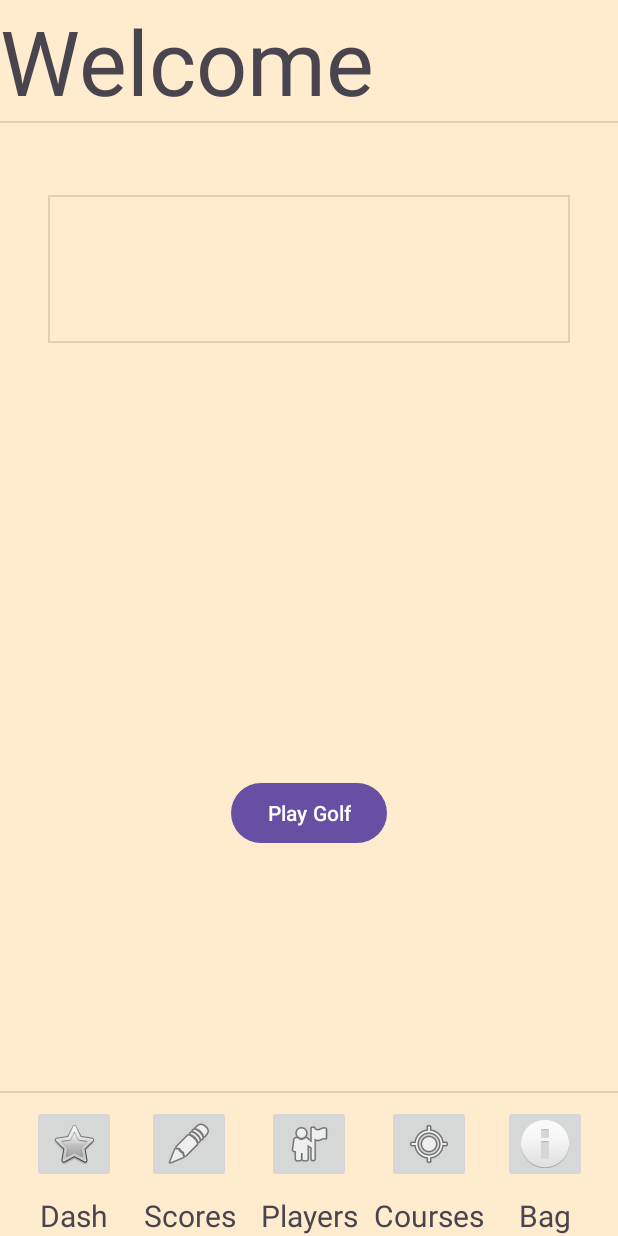
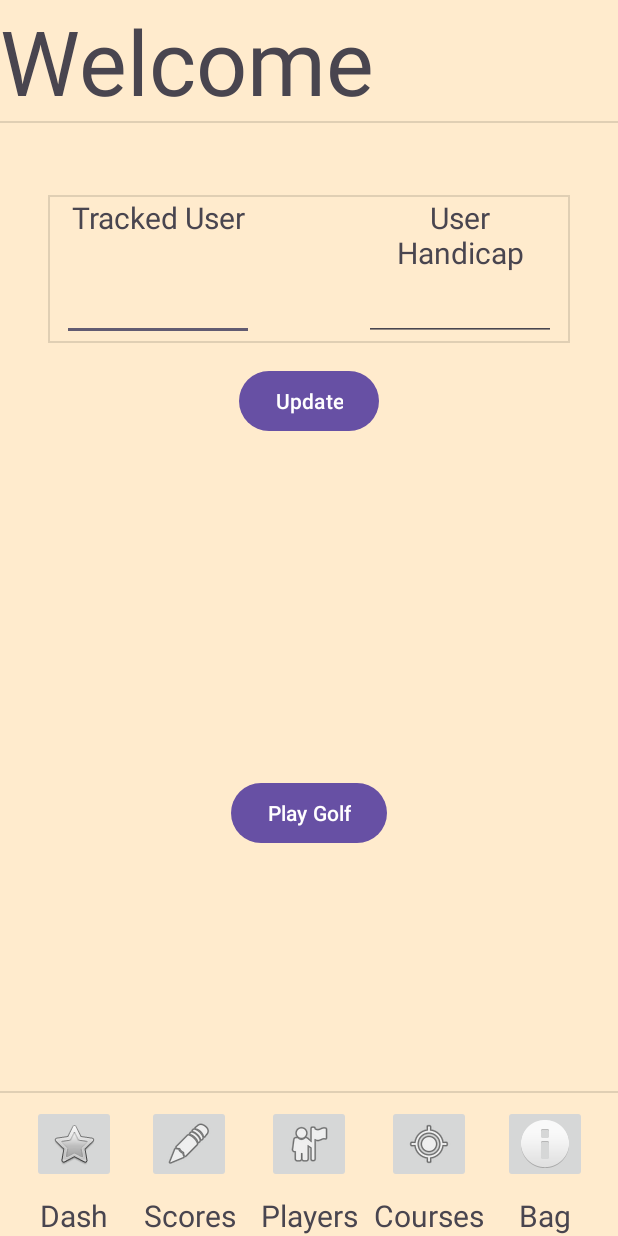
Before and after one commit to wegnermichae/Golf_Handicap_App, an Android app: the screen it shows after launch (MainActivity), on a phone screen of 412 x 824 dp. Run offline under Robolectric (Android 15) with nearby library versions, the phone set to English and light mode, and no system bars.

Commit message:
Added a tracked user element to the main menu, the users handicap is displayed

```diff
--- a/app/src/main/java/com/example/golfhandicapapp/DataBaseHelperPlayers.java
+++ b/app/src/main/java/com/example/golfhandicapapp/DataBaseHelperPlayers.java
@@ -64,7 +64,22 @@ public class DataBaseHelperPlayers extends SQLiteOpenHelper {
         cursor.close();
         db.close();
         return returnList;
+    }
 
+    public int getOneGolfer(String name) {
+        int returnHandicap = -1;  // Default value if no match is found
+        String query = "SELECT * FROM " + PLAYER_TABLE_NAME + " WHERE " + COLUMN_NAME + " = ?";
+        SQLiteDatabase db = this.getReadableDatabase();
+        Cursor cursor = db.rawQuery(query, new String[] {name});  // Use parameterized queries to prevent SQL injection
+
+        if(cursor.moveToFirst()) {
+            // Assuming golfer's name is in the second column and the handicap is in the third
+            returnHandicap = cursor.getInt(2);  // Get the golfer's handicap
+        }
+
+        cursor.close();
+        db.close();
+        return returnHandicap;
     }
 
     public void deleteOne(Golfers golfers) {
@@ -72,5 +87,4 @@ public class DataBaseHelperPlayers extends SQLiteOpenHelper {
         String query = "DELETE FROM " + PLAYER_TABLE_NAME + " WHERE " + COLUMN_ID + " = " + golfers.getId();
         db.execSQL(query);
     }
-
 }
--- a/app/src/main/java/com/example/golfhandicapapp/MainActivity.java
+++ b/app/src/main/java/com/example/golfhandicapapp/MainActivity.java
@@ -8,8 +8,10 @@
 package com.example.golfhandicapapp;
 
 import android.content.Intent;
+import android.content.SharedPreferences;
 import android.os.Bundle;
 import android.widget.Button;
+import android.widget.EditText;
 import android.widget.ImageButton;
 import android.widget.SeekBar;
 import android.widget.TextView;
@@ -23,9 +25,11 @@ import androidx.core.view.WindowInsetsCompat;
 public class MainActivity extends AppCompatActivity {
 
     ImageButton DashButton, ScoreButton, PlayerButton, CourseButton, BagButton;
-    SeekBar scoreSeekBar, handicapSeekBar;
-    TextView headingText, previousScore, currentHandicap;
-    Button playButton;
+    TextView headingText, mainUser, userHandicap;
+    EditText mainUserName, trackedHandicap;
+    Button playButton, updateUser;
+
+    private String trackedName;
 
     private void setupButtonNav(){
         DashButton.setOnClickListener(v -> navigateToActivity(MainActivity.class));
@@ -60,7 +64,11 @@ public class MainActivity extends AppCompatActivity {
         BagButton = findViewById(R.id.BagButton);
         headingText = findViewById(R.id.textHeading);
         playButton = findViewById(R.id.playButton);
+        updateUser = findViewById(R.id.updateUser);
+        mainUserName = findViewById(R.id.mainUserName);
+        trackedHandicap = findViewById(R.id.trackedHandicap);
 
+        restoreData();
         setupButtonNav();
 
         playButton.setOnClickListener(v -> {
@@ -69,5 +77,42 @@ public class MainActivity extends AppCompatActivity {
                 startActivity(intent);
             }
         });
+
+        updateUser.setOnClickListener(v -> {
+            if (v.getId() == R.id.updateUser) {
+                DataBaseHelperPlayers db = new DataBaseHelperPlayers(MainActivity.this);
+                String name = mainUserName.getText().toString();
+                int handicap = db.getOneGolfer(name);
+                if (handicap == -1) {
+                    mainUserName.setError("Player not found, Please add them in the Player Menu");
+                    trackedHandicap.setText("");
+                }
+                else {
+                    trackedHandicap.setText(String.valueOf(handicap));
+                    saveData();
+                }
+            }
+        });
     }
+
+    private void saveData() {
+        SharedPreferences sharedPreferences = getSharedPreferences("UserData", MODE_PRIVATE);
+        SharedPreferences.Editor editor = sharedPreferences.edit();
+
+        editor.putString("UserName", mainUserName.getText().toString());
+        editor.putString("Handicap", trackedHandicap.getText().toString());
+
+        editor.apply();  // Apply changes asynchronously
+    }
+
+    private void restoreData() {
+        SharedPreferences sharedPreferences = getSharedPreferences("UserData", MODE_PRIVATE);
+        String savedUserName = sharedPreferences.getString("UserName", "");
+        String savedHandicap = sharedPreferences.getString("Handicap", "");
+
+        mainUserName.setText(savedUserName);
+        trackedHandicap.setText(savedHandicap);
+    }
+
+
 }
--- a/app/src/main/res/layout/activity_main.xml
+++ b/app/src/main/res/layout/activity_main.xml
@@ -197,4 +197,61 @@
         app:layout_constraintStart_toStartOf="parent"
         app:layout_constraintTop_toBottomOf="@+id/divider4" />
 
+    <TextView
+        android:id="@+id/mainUser"
+        android:layout_width="128dp"
+        android:layout_height="wrap_content"
+        android:layout_marginStart="8dp"
+        android:text="Tracked User"
+        android:textAlignment="center"
+        android:textSize="20sp"
+        app:layout_constraintStart_toEndOf="@+id/divider5"
+        app:layout_constraintTop_toBottomOf="@+id/divider3" />
+
+    <EditText
+        android:id="@+id/mainUserName"
+        android:layout_width="128dp"
+        android:layout_height="wrap_content"
+        android:layout_marginStart="8dp"
+        android:ems="10"
+        android:inputType="text"
+        android:text="Name"
+        android:textSize="20sp"
+        app:layout_constraintBottom_toTopOf="@+id/divider4"
+        app:layout_constraintStart_toEndOf="@+id/divider5" />
+
+    <TextView
+        android:id="@+id/userHandicap"
+        android:layout_width="128dp"
+        android:layout_height="wrap_content"
+        android:layout_marginEnd="8dp"
+        android:text="User Handicap"
+        android:textAlignment="center"
+        android:textSize="20sp"
+        app:layout_constraintEnd_toStartOf="@+id/divider6"
+        app:layout_constraintTop_toBottomOf="@+id/divider3" />
+
+    <EditText
+        android:id="@+id/trackedHandicap"
+        android:layout_width="128dp"
+        android:layout_height="wrap_content"
+        android:layout_marginEnd="8dp"
+        android:ems="10"
+        android:inputType="text"
+        android:text="Handicap"
+        android:textAlignment="center"
+        android:textSize="20sp"
+        app:layout_constraintBottom_toTopOf="@+id/divider4"
+        app:layout_constraintEnd_toStartOf="@+id/divider6" />
+
+    <Button
+        android:id="@+id/updateUser"
+        android:layout_width="wrap_content"
+        android:layout_height="wrap_content"
+        android:layout_marginTop="16dp"
+        android:text="Update"
+        app:layout_constraintEnd_toEndOf="@+id/divider6"
+        app:layout_constraintStart_toStartOf="@+id/divider5"
+        app:layout_constraintTop_toTopOf="@+id/divider4" />
+
 </androidx.constraintlayout.widget.ConstraintLayout>
```
